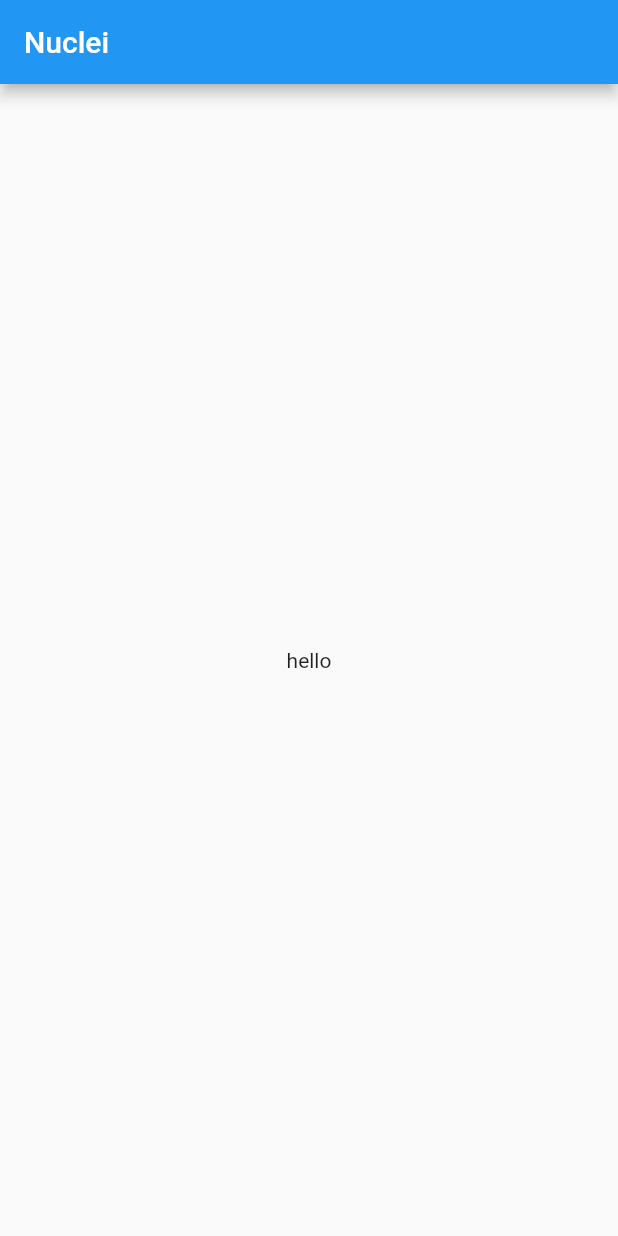
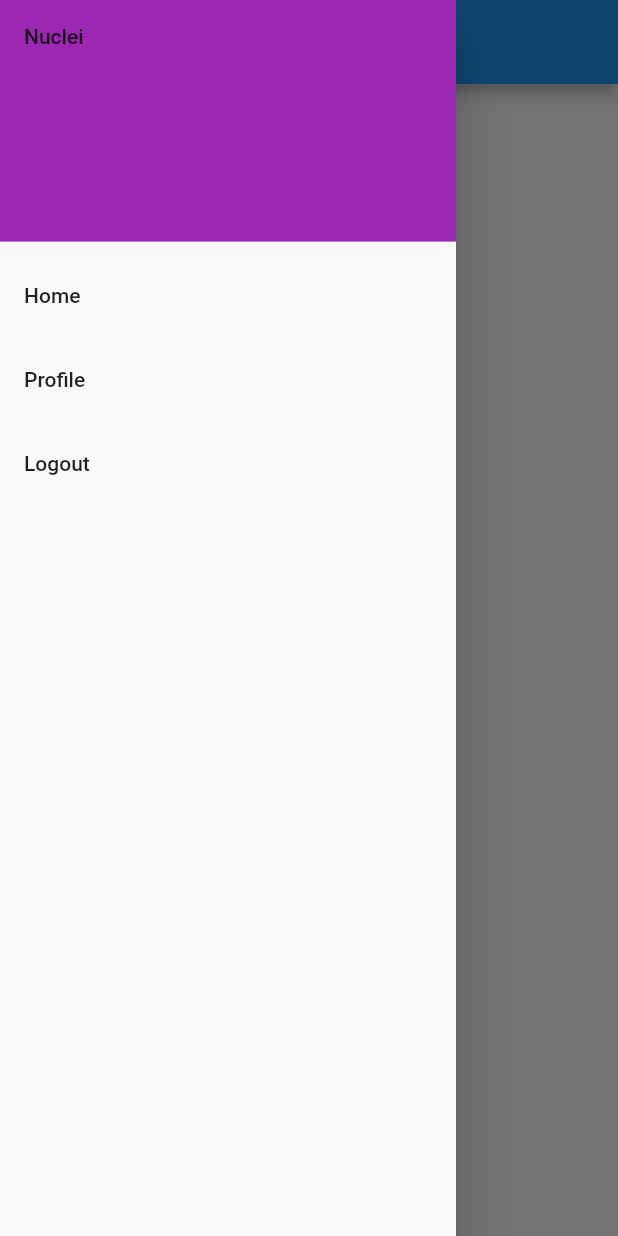
Before and after one commit to Wizock/Nuclei, a Flutter app: the screen it shows after launch, with the side drawer open (before the commit the screen has no drawer), on a phone screen of 412 x 824 dp. Run offline on Flutter 3.47's test engine with Material 2 defaults, Android fonts, the phone set to English and light mode, and no system bars; our stand-ins replace flutter_secure_storage; missing offline and left inert: flutter_secure_storage_web.

Commit message:
logging out not working

```diff
--- a/nuclei_frontend/lib/auth/login.dart
+++ b/nuclei_frontend/lib/auth/login.dart
@@ -1,5 +1,6 @@
 import 'dart:convert';
 
+import 'package:flutter/foundation.dart';
 import 'package:flutter/material.dart';
 import 'package:http/http.dart';
 import 'package:flutter_secure_storage/flutter_secure_storage.dart';
@@ -89,14 +90,17 @@ class LoginPageForm extends StatelessWidget {
                     key: "token",
                     value: response.body,
                   );
+                  // ignore: use_build_context_synchronously
                   Navigator.push(
                     context,
                     MaterialPageRoute(
-                      builder: (context) => const IndexPage(),
+                      builder: (context) => const Nuclei(),
                     ),
                   );
                 } else {
-                  print(response.body);
+                  if (kDebugMode) {
+                    print(response.body);
+                  }
                 }
               },
               child: const Text('Login')),
--- a/nuclei_frontend/lib/interface/home.dart
+++ b/nuclei_frontend/lib/interface/home.dart
@@ -1,13 +1,55 @@
 // write home page
 // Language: dart
+// ignore_for_file: use_build_context_synchronously
+
 import 'package:flutter/material.dart';
+import 'package:flutter_secure_storage/flutter_secure_storage.dart';
+
+import '../main.dart';
 
 class HomePage extends StatelessWidget {
   const HomePage({Key? key}) : super(key: key);
 
   @override
   Widget build(BuildContext context) {
+    const storage = FlutterSecureStorage();
+    final token = storage.read(key: "token");
+    if (token == null) {
+      return const IndexPage();
+    } else {
       return Scaffold(
+        drawer: Drawer(
+          child: ListView(
+            children: <Widget>[
+              const DrawerHeader(
+                decoration: BoxDecoration(
+                  color: Colors.purple,
+                ),
+                child: Text('Nuclei'),
+              ),
+              ListTile(
+                title: const Text('Home'),
+                onTap: () {
+                  Navigator.pop(context);
+                },
+              ),
+              ListTile(
+                title: const Text('Profile'),
+                onTap: () {
+                  Navigator.pop(context);
+                },
+              ),
+              ListTile(
+                title: const Text('Logout'),
+                onTap: () async {
+                  const storage = FlutterSecureStorage();
+                  await storage.deleteAll();
+                  Navigator.pop(context);
+                },
+              ),
+            ],
+          ),
+        ),
         appBar: AppBar(
           title: const Text('Nuclei'),
         ),
@@ -15,10 +57,25 @@ class HomePage extends StatelessWidget {
           child: Column(
             mainAxisAlignment: MainAxisAlignment.center,
             children: const <Widget>[
-            Text('hello'),
+              Text('Nuclei'),
             ],
           ),
         ),
       );
     }
   }
+}
+
+class HomePageHandler extends StatelessWidget {
+  const HomePageHandler({Key? key}) : super(key: key);
+  @override
+  Widget build(BuildContext context) {
+    const storage = FlutterSecureStorage();
+    final token = storage.read(key: "token");
+    if (token == null) {
+      return const IndexPage();
+    } else {
+      return MaterialApp(home: HomePage());
+    }
+  }
+}
--- a/nuclei_frontend/lib/main.dart
+++ b/nuclei_frontend/lib/main.dart
@@ -7,7 +7,23 @@ import 'auth/register.dart';
 import 'package:flutter_secure_storage/flutter_secure_storage.dart';
 
 void main() {
-  runApp(const IndexPage());
+  runApp(const Nuclei());
+}
+
+class Nuclei extends StatelessWidget {
+  const Nuclei({Key? key}) : super(key: key);
+  @override
+  // check if the user is logged in by checking the local storage
+
+  Widget build(BuildContext context) {
+    const storage = const FlutterSecureStorage();
+    final token = storage.read(key: "token");
+    if (token == null) {
+      return const IndexPage();
+    } else {
+      return const HomePageHandler();
+    }
+  }
 }
 
 class IndexPage extends StatelessWidget {
@@ -17,9 +33,6 @@ class IndexPage extends StatelessWidget {
   // check if the user is logged in by checking the local storage
 
   Widget build(BuildContext context) {
-    const storage = const FlutterSecureStorage();
-    final token = storage.read(key: "token");
-    if (token == null) {
     return MaterialApp(
         title: 'Flutter Demo',
         theme: ThemeData(
@@ -65,10 +78,5 @@ class IndexPage extends StatelessWidget {
             ),
           ),
         ));
-    } else {
-      return const MaterialApp(
-        home: HomePage(),
-      );
   }
 }
-}
```
Also changed, not shown: 2 other files. Lines whose indentation alone changed are shown as unchanged.
